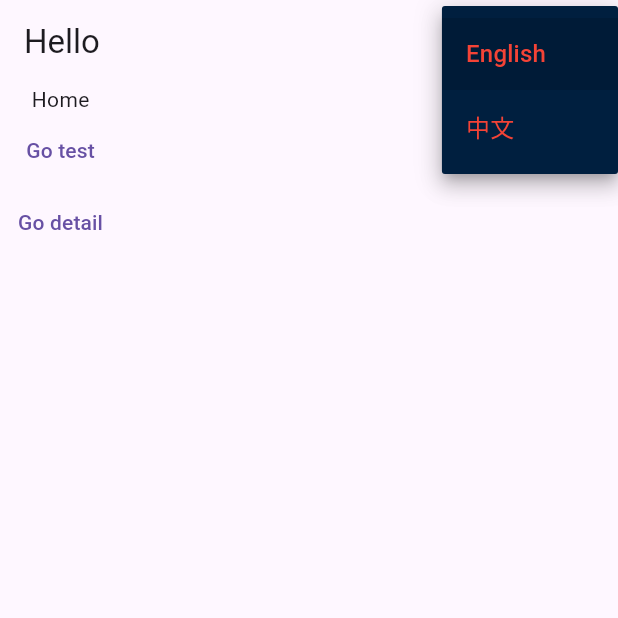
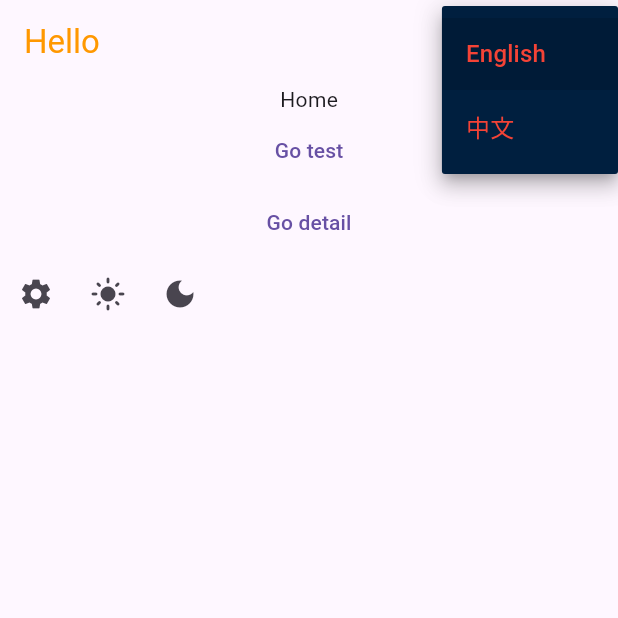
Before and after one commit to xczcdjx/flutter_harmony_test, a Flutter app: the screen it shows after launch, after a tap on "English", on a phone screen of 412 x 824 dp, the top half of it. Run offline on Flutter 3.47's test engine with Material 3 defaults, Android fonts, the phone set to English and light mode, and no system bars; our stand-ins replace dio, easy_localization, flutter_riverpod, freezed_annotation, go_router, shared_preferences; generated files the repository leaves out were written again; network calls fail.

Commit message:
主题配置及存储

```diff
--- a/lib/extensions/customColors.dart
+++ b/lib/extensions/customColors.dart
@@ -10,5 +10,6 @@
   Color get primaryBtn => customColors.primaryButton ?? Theme.of(this).colorScheme.primary;
   Color get cardBg => customColors.cardBackground ?? Theme.of(this).colorScheme.surface;
   Color get success => customColors.successText ?? Colors.green;
+  Color get primary => customColors.primaryText ?? Colors.orange;
   Color get warning => customColors.warningText ?? Colors.red;
 }
--- a/lib/main.dart
+++ b/lib/main.dart
@@ -1,6 +1,8 @@
 import 'package:easy_localization/easy_localization.dart';
 import 'package:flutter/material.dart';
+import 'package:flutter_all_test/hooks/useStore.dart';
 import 'package:flutter_all_test/router/index.dart';
+import 'package:flutter_all_test/store/index.dart';
 import 'package:flutter_all_test/styles/theme.dart';
 import 'package:flutter_all_test/utils/shareStorage.dart';
 import 'package:flutter_riverpod/flutter_riverpod.dart';
@@ -24,17 +26,18 @@
   ));
 }
 
-class MyApp extends StatelessWidget {
+class MyApp extends ConsumerWidget {
   MyApp({super.key});
 
   // This widget is the root of your application.
   @override
-  Widget build(BuildContext context) {
+  Widget build(BuildContext context,WidgetRef ref) {
     // print("lang ${Localizations.localeOf(context)}");
+    final themeMode=useSelector(ref, settingProvider, (s)=>s.themeMode);
     return MaterialApp.router(
       theme: lightTheme,
       darkTheme: darkTheme,
-      themeMode: ThemeMode.system,
+      themeMode: themeMode,
       localizationsDelegates: context.localizationDelegates,
       supportedLocales: context.supportedLocales,
       locale: context.locale,
--- /dev/null
+++ b/lib/models/store/setting_state.dart
@@ -0,0 +1,12 @@
+import 'package:flutter/material.dart';
+
+class SettingState {
+  final ThemeMode themeMode;
+
+  SettingState({this.themeMode = ThemeMode.system});
+  SettingState copyWith({ThemeMode? themeMode}) {
+    return SettingState(
+      themeMode: themeMode ?? this.themeMode,
+    );
+  }
+}
--- a/lib/pages/homePage.dart
+++ b/lib/pages/homePage.dart
@@ -2,29 +2,35 @@
 import 'package:flutter/cupertino.dart';
 import 'package:flutter/foundation.dart';
 import 'package:flutter/material.dart';
+import 'package:flutter_all_test/hooks/useStore.dart';
+import 'package:flutter_all_test/store/index.dart';
 import 'package:flutter_all_test/widgets/langSwitch.dart';
+import 'package:flutter_riverpod/flutter_riverpod.dart';
 import 'package:go_router/go_router.dart';
 
 import '../api/http.dart';
 import '../models/req/banner_entity.dart';
 import '../router/routes.dart';
+import '../extensions/customColors.dart';
 
-class HomePage extends StatefulWidget {
+class HomePage extends ConsumerStatefulWidget {
   const HomePage({super.key});
 
   @override
-  State<HomePage> createState() => _HomePageState();
+  ConsumerState<HomePage> createState() => _HomePageState();
 }
 
-class _HomePageState extends State<HomePage> {
+class _HomePageState extends ConsumerState<HomePage> {
   @override
   Widget build(BuildContext context) {
+    final dispatch = useDispatch(ref, settingProvider);
     return Scaffold(
       appBar: AppBar(
-        title: Text('hello'.tr()),
-        actions: [
-          LangSwitch()
-        ],
+        title: Text(
+          'hello'.tr(),
+          style: TextStyle(color: context.primary),
+        ),
+        actions: [LangSwitch()],
       ),
       body: Column(
         children: [
@@ -37,17 +43,32 @@
           TextButton(
               onPressed: () {
                 context.push(Uri(
-                        path: Routes.detail+"/111",
-                        queryParameters: {'name': '张三', 'gender': '男'})
-                    .toString());
+                    path: Routes.detail + "/111",
+                    queryParameters: {'name': '张三', 'gender': '男'}).toString());
               },
               child: Text('Go detail')),
+          Row(
+            children: [
+              ...[Icons.settings, Icons.light_mode, Icons.dark_mode]
+                  .asMap()
+                  .entries
+                  .map((entry) {
+                final i = entry.key;
+                final icon = entry.value;
+                return IconButton(
+                  onPressed: () async {
+                    dispatch.toggleTheme(i);
+                  },
+                  icon: Icon(icon),
+                );
+              })
+            ],
+          )
         ],
       ),
     );
   }
 }
-
 
 class MyHomePage extends StatefulWidget {
   MyHomePage({super.key, required this.title});
--- a/lib/store/index.dart
+++ b/lib/store/index.dart
@@ -1,6 +1,9 @@
 library store;
 import 'dart:ui';
 
+import 'package:flutter/material.dart';
+import 'package:flutter_all_test/models/store/setting_state.dart';
+import 'package:flutter_all_test/utils/shareStorage.dart';
 import 'package:flutter_riverpod/flutter_riverpod.dart';
 // 实体类导入
 import 'package:flutter_all_test/models/store/count_state.dart';
@@ -8,10 +11,12 @@
 // reducers
 part  'reducers/countSlice.dart';
 part  'reducers/numSlice.dart';
+part  'reducers/settingSlice.dart';
 
 // 基数据类型
 final counterProvider = StateNotifierProvider<CounterSlice, CountState>((ref) => CounterSlice());
 final numProvider = StateNotifierProvider<NumSlice, NumState>((ref) => NumSlice());
+final settingProvider = StateNotifierProvider<SettingSlice, SettingState>((ref) => SettingSlice());
 /*final localeProvider = StateProvider<Locale>((ref) {
   // 默认用英文，可以从本地存储恢复
   return const Locale('en');
--- /dev/null
+++ b/lib/store/reducers/settingSlice.dart
@@ -0,0 +1,18 @@
+part of '../index.dart';
+
+class SettingSlice extends StateNotifier<SettingState> {
+  static const String key = 'theme_mode';
+  SettingSlice() : super(SettingState()){
+    _loadTheme();
+  }
+
+  Future<void> _loadTheme() async {
+    final themeIndex = ShareStorage.get(key)??0;
+    state = state.copyWith(themeMode: ThemeMode.values[themeIndex]);
+  }
+
+  Future<void> toggleTheme(int i) async {
+    state = state.copyWith(themeMode: ThemeMode.values[i]);
+    await ShareStorage.set(key, i);
+  }
+}
--- a/lib/styles/custom.dart
+++ b/lib/styles/custom.dart
@@ -6,17 +6,20 @@
   final Color? cardBackground;
   final Color? successText;
   final Color? warningText;
+  final Color? primaryText;
 
   const CustomColors({
     this.primaryButton,
     this.cardBackground,
     this.successText,
     this.warningText,
+    this.primaryText,
   });
 
   @override
   CustomColors copyWith({
     Color? primaryButton,
+    Color? primaryText,
     Color? cardBackground,
     Color? successText,
     Color? warningText,
@@ -26,6 +29,7 @@
       cardBackground: cardBackground ?? this.cardBackground,
       successText: successText ?? this.successText,
       warningText: warningText ?? this.warningText,
+      primaryText: primaryText ?? this.primaryText,
     );
   }
 
@@ -37,6 +41,7 @@
       cardBackground: Color.lerp(cardBackground, other.cardBackground, t),
       successText: Color.lerp(successText, other.successText, t),
       warningText: Color.lerp(warningText, other.warningText, t),
+      primaryText: Color.lerp(primaryText, other.primaryText, t),
     );
   }
 }
--- a/lib/styles/theme.dart
+++ b/lib/styles/theme.dart
@@ -9,7 +9,7 @@
         cardBackground: Color(0xFFF7F7F7),
         successText: Colors.green,
         warningText: Colors.red,
-    ),
+        primaryText: Colors.orange),
   ],
 );
 
@@ -20,6 +20,6 @@
         cardBackground: Color(0xFF1E1E1E),
         successText: Colors.lightGreen,
         warningText: Colors.deepOrange,
-    ),
+        primaryText: Colors.blue),
   ],
 );
```
Also changed, not shown: lib/widgets/countTest.dart (+0 -18 lines). Lines whose indentation alone changed are shown as unchanged.
